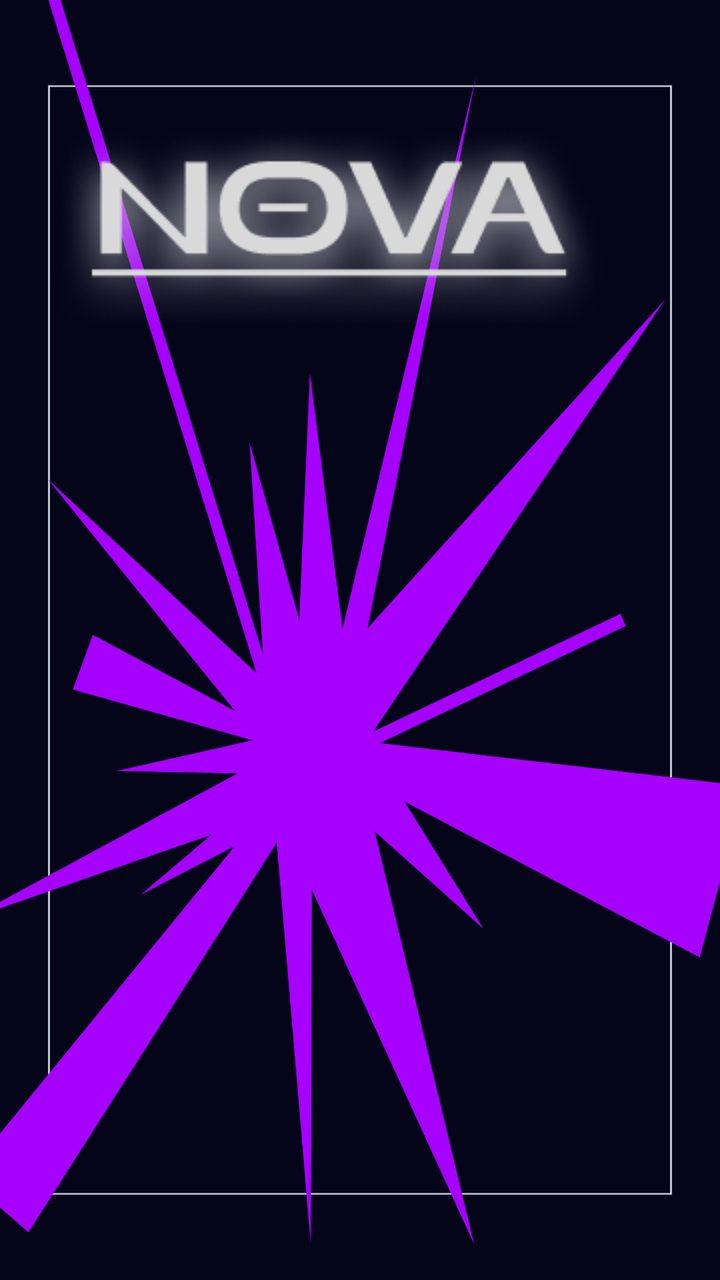
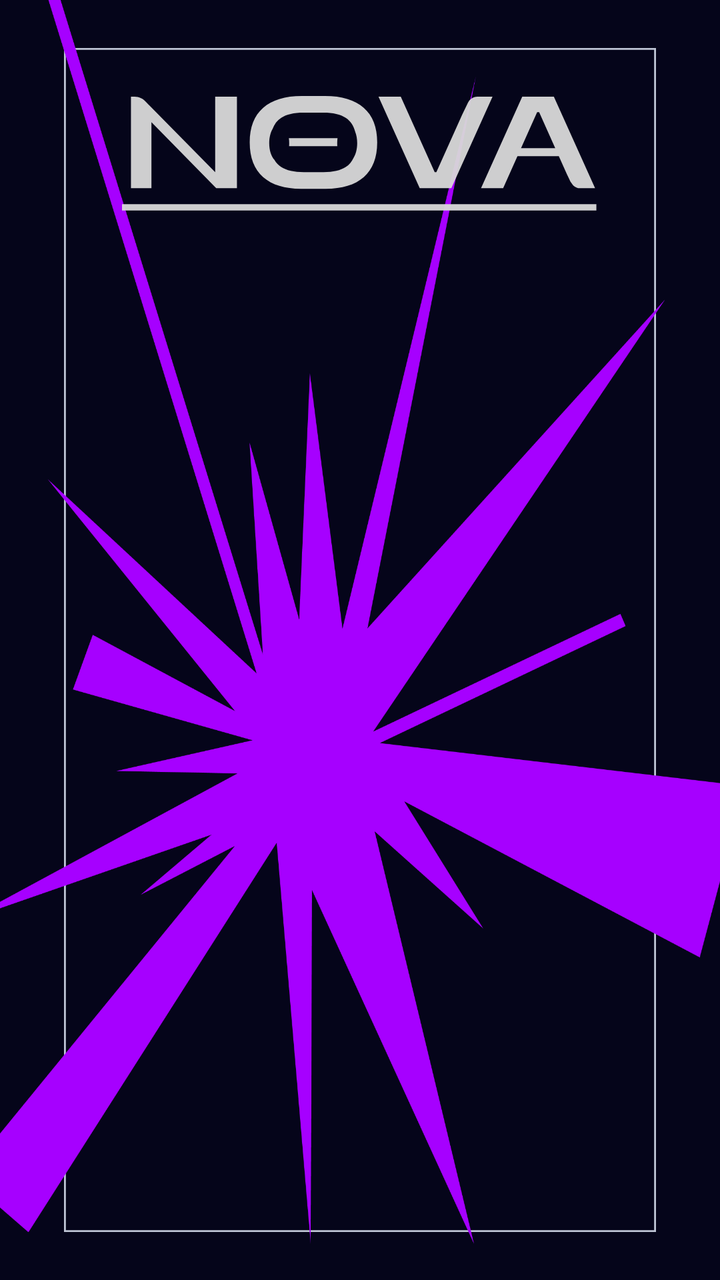

Two renders of the same Android screen: before a commit and after it. Below are the layout's source before the change and the commit's diff.
<!-- AndroidManifest.xml: application theme Theme.MaterialComponents.DayNight.NoActionBar -->
<!-- res/layout/activity_loading.xml -->
<?xml version="1.0" encoding="utf-8"?>
<androidx.constraintlayout.widget.ConstraintLayout
    xmlns:android="http://schemas.android.com/apk/res/android"
    xmlns:app="http://schemas.android.com/apk/res-auto"
    android:layout_width="match_parent"
    android:layout_height="match_parent"
    android:background="#05051A">

    <View
        android:id="@+id/Frame"
        android:layout_width="0dp"
        android:layout_height="0dp"
        app:layout_constraintDimensionRatio="9:16"
        android:layout_margin="24dp"
        android:background="@drawable/frame_1"
        app:layout_constraintBottom_toBottomOf="parent"
        app:layout_constraintEnd_toEndOf="parent"
        app:layout_constraintHorizontal_bias="0.5"
        app:layout_constraintStart_toStartOf="parent"
        app:layout_constraintTop_toTopOf="parent" />

    <ImageView
        android:id="@+id/explosion"
        android:layout_width="wrap_content"
        android:layout_height="wrap_content"
        android:src="@drawable/figure_1"
        android:scaleX="1.5"
        android:scaleY="1.5"
        android:pivotX="50%"
        android:pivotY="50%"
        app:layout_constraintStart_toStartOf="@id/Frame"
        app:layout_constraintEnd_toEndOf="@id/Frame"
        app:layout_constraintTop_toTopOf="@id/Frame"
        app:layout_constraintBottom_toBottomOf="@id/Frame" />

    <ImageView
        android:id="@+id/logo"
        android:layout_width="wrap_content"
        android:layout_height="wrap_content"
        android:layout_marginTop="20dp"
        android:src="@drawable/logo_1"
        app:layout_constraintEnd_toEndOf="@id/Frame"
        app:layout_constraintHorizontal_bias="0"
        app:layout_constraintStart_toStartOf="@id/Frame"
        app:layout_constraintTop_toTopOf="@id/Frame" />

    <ProgressBar
        android:id="@+id/progressBarLoading"
        android:layout_width="wrap_content"
        android:layout_height="wrap_content"
        android:layout_margin="20dp"
        app:layout_constraintBottom_toBottomOf="@id/Frame"
        app:layout_constraintEnd_toEndOf="@id/Frame"
        android:indeterminateTint="#FFFFFF" />

</androidx.constraintlayout.widget.ConstraintLayout>
<!-- resources referenced by this layout -->
<resources>
  <!-- drawable figure_1: png bitmap (drawable, 160606 bytes) -->
  <!-- drawable frame_1 (drawable) -->
  <vector xmlns:android="http://schemas.android.com/apk/res/android"
      android:width="314dp"
      android:height="666dp"
      android:viewportWidth="314"
      android:viewportHeight="666">
    <path
        android:strokeWidth="1"
        android:pathData="M0.5,0.5h313v665h-313z"
        android:fillColor="#00000000"
        android:strokeColor="#BDC4D4"/>
  </vector>
  <!-- drawable logo_1: png bitmap (drawable, 38663 bytes) -->
</resources>

<!-- the commit's change to res/layout/activity_loading.xml (unified diff, before → after) -->
@@ -10,15 +10,15 @@
         android:id="@+id/Frame"
         android:layout_width="0dp"
         android:layout_height="0dp"
-        app:layout_constraintDimensionRatio="9:16"
+        app:layout_constraintDimensionRatio="1:2"
         android:layout_margin="24dp"
         android:background="@drawable/frame_1"
         app:layout_constraintBottom_toBottomOf="parent"
         app:layout_constraintEnd_toEndOf="parent"
-        app:layout_constraintHorizontal_bias="0.5"
         app:layout_constraintStart_toStartOf="parent"
         app:layout_constraintTop_toTopOf="parent" />
 
+    
     <ImageView
         android:id="@+id/explosion"
         android:layout_width="wrap_content"
@@ -26,23 +26,25 @@
         android:src="@drawable/figure_1"
         android:scaleX="1.5"
         android:scaleY="1.5"
-        android:pivotX="50%"
-        android:pivotY="50%"
         app:layout_constraintStart_toStartOf="@id/Frame"
         app:layout_constraintEnd_toEndOf="@id/Frame"
         app:layout_constraintTop_toTopOf="@id/Frame"
-        app:layout_constraintBottom_toBottomOf="@id/Frame" />
+        app:layout_constraintBottom_toBottomOf="@id/Frame"
+        android:animation="@anim/pulse_slow" />
 
+    
     <ImageView
         android:id="@+id/logo"
         android:layout_width="wrap_content"
         android:layout_height="wrap_content"
-        android:layout_marginTop="20dp"
-        android:src="@drawable/logo_1"
+        android:layout_marginTop="30dp"
+        android:src="@drawable/logo"
+        android:layout_margin="24dp"
         app:layout_constraintEnd_toEndOf="@id/Frame"
-        app:layout_constraintHorizontal_bias="0"
         app:layout_constraintStart_toStartOf="@id/Frame"
-        app:layout_constraintTop_toTopOf="@id/Frame" />
+        app:layout_constraintTop_toTopOf="@id/Frame"
+        android:alpha="0.95"
+        android:animation="@anim/logo_float" />
 
     <ProgressBar
         android:id="@+id/progressBarLoading"
@@ -51,6 +53,6 @@
         android:layout_margin="20dp"
         app:layout_constraintBottom_toBottomOf="@id/Frame"
         app:layout_constraintEnd_toEndOf="@id/Frame"
-        android:indeterminateTint="#FFFFFF" />
+        android:indeterminateTint="@color/white_text" />
 
 </androidx.constraintlayout.widget.ConstraintLayout>
<!-- resource entries referenced after the edit -->
@@ -1,5 +1,6 @@
 <!-- resources referenced by this layout -->
 <resources>
+  <color name="white_text">#FFFFFF</color>
   <!-- drawable figure_1: png bitmap (drawable, 160606 bytes) -->
   <!-- drawable frame_1 (drawable) -->
   <vector xmlns:android="http://schemas.android.com/apk/res/android"
@@ -13,6 +14,15 @@
         android:fillColor="#00000000"
         android:strokeColor="#BDC4D4"/>
   </vector>
-  <!-- drawable logo_1: png bitmap (drawable, 38663 bytes) -->
+  <!-- drawable logo (drawable) -->
+  <vector xmlns:android="http://schemas.android.com/apk/res/android"
+      android:width="238dp"
+      android:height="58dp"
+      android:viewportWidth="238"
+      android:viewportHeight="58">
+    <path
+        android:pathData="M237.18,57.28H0V54.08H237.18V57.28ZM101.49,0C109.94,0 116.4,1.96 120.88,5.89C125.36,9.77 127.6,15.53 127.6,23.17C127.6,30.85 125.36,36.65 120.88,40.58C116.4,44.46 110.04,46.4 101.81,46.4H89.52C81.37,46.4 75.06,44.46 70.58,40.58C66.1,36.65 63.86,30.85 63.86,23.17C63.86,15.53 66.1,9.77 70.58,5.89C75.06,1.96 81.52,0 89.97,0H101.49ZM47.59,0.32H57.47V46.08H47.1L14.72,13.12V46.08H4.48V0.32H5.59V0.32H6.27C8.53,0.32 10.67,1.33 12.09,3.08L12.82,3.81C13.14,4.12 13.44,4.45 13.74,4.79L46.59,38.05V0.31H47.59V0.32ZM156.35,38.08H157.18L170.2,9.08H170.21L173.07,3.2C173.72,1.85 174.93,0.86 176.37,0.48C176.78,0.38 177.21,0.32 177.63,0.32H179.59V0.32H185.27L164.67,46.08H148.86L128.25,0.32H139.39L156.35,38.08ZM236.54,46.08H228.44C228.22,46.08 228.01,46.05 227.8,46C226.7,45.73 225.74,45.06 225.12,44.12L224.18,42.71C224.12,42.62 224.07,42.53 224.03,42.44L222.44,39.08H222.44L218.41,30.08H197.73L190.58,46.08H179.52L200.12,0.32H215.93L236.54,46.08ZM90.67,8.32C85.94,8.32 82.25,9.17 79.6,10.88C77.6,12.17 76.16,14.04 75.28,16.49C74.25,18.23 73.61,20.76 73.61,23.58C73.61,27.18 74.66,30.31 76.21,31.92C77.06,33.41 78.19,34.61 79.6,35.52C82.25,37.23 86,38.08 90.87,38.08H100.79C105.57,38.08 109.26,37.23 111.86,35.52C113.56,34.42 114.85,32.91 115.74,30.97C116.87,29.22 117.6,26.56 117.6,23.58C117.6,21.46 117.23,19.51 116.61,17.93C115.82,14.77 114.24,12.42 111.86,10.88C109.21,9.17 105.52,8.32 100.79,8.32H90.67ZM199.52,26.08H216.62L208.57,8.08H207.57L199.52,26.08ZM107.77,21.08C107.66,21.88 107.6,22.71 107.6,23.58C107.6,24.09 107.62,24.59 107.66,25.08H83.54C83.58,24.59 83.6,24.09 83.6,23.58C83.6,22.71 83.54,21.88 83.43,21.08H107.77Z"
+        android:fillColor="#D9D9D9"/>
+  </vector>
 </resources>
 
